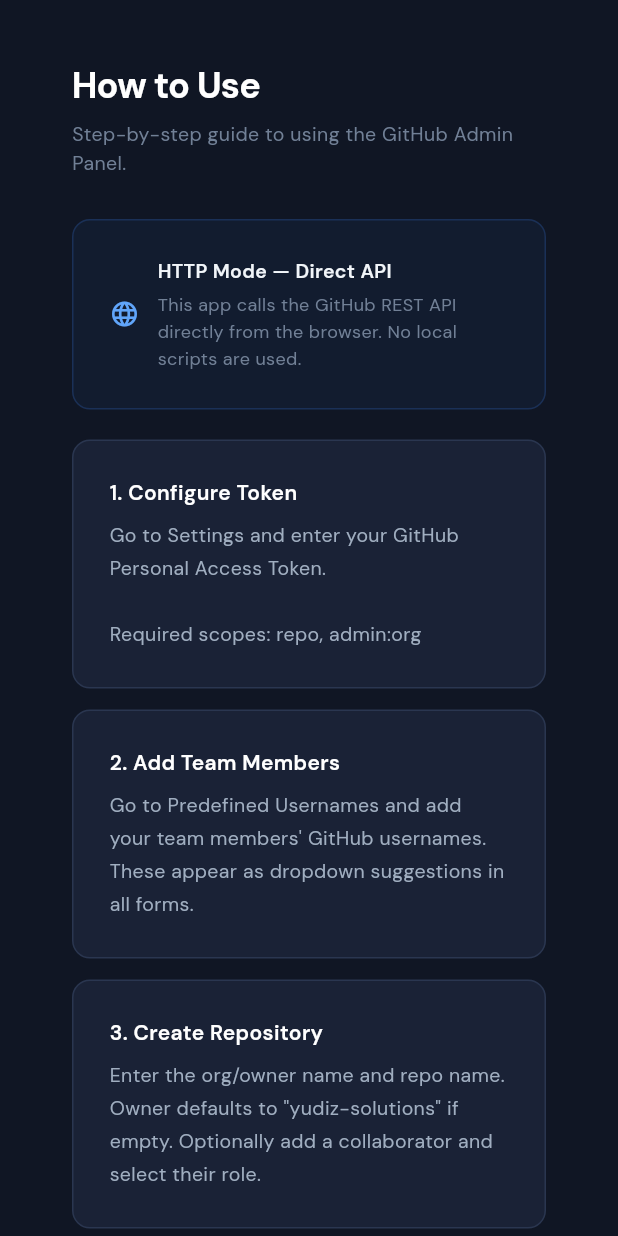
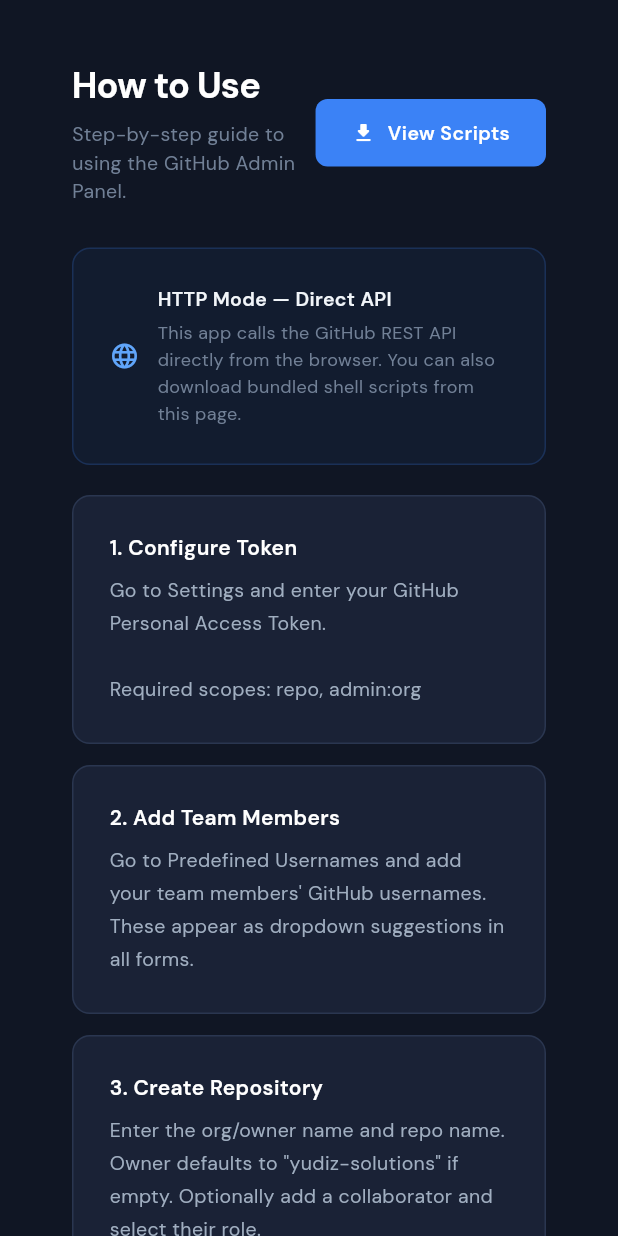
Before and after one commit to yudiz-solutions/devops_github, a Flutter app: the HelpPage widget shown alone on an empty page, opened directly, on a phone screen of 412 x 824 dp. Run offline on Flutter 3.47's test engine with Material 3 defaults, Android fonts, the phone set to English and light mode, and no system bars; our stand-ins replace google_fonts, shared_preferences; missing offline and left inert: dart:html; accounts and stored records are empty.

Commit message:
Download all bundled scripts from View Scripts

```diff
--- a/lib/pages/help_page.dart
+++ b/lib/pages/help_page.dart
@@ -1,22 +1,55 @@
 import 'package:flutter/material.dart';
 import 'package:google_fonts/google_fonts.dart';
+
 import '../constants.dart';
+import '../platform/script_downloader.dart' as script_downloader;
 import '../widgets/styled_widgets.dart';
 
 class HelpPage extends StatelessWidget {
   const HelpPage({super.key});
 
+  static const _scripts = [
+    'github_create_repo.sh',
+    'github_add_user_to_repo.sh',
+    'github_remove_user_from_org_repos.sh',
+    'github_promote_to_admin.sh',
+  ];
+
+  Future<void> _downloadScripts(BuildContext context) async {
+    var successCount = 0;
+    for (final script in _scripts) {
+      final ok = await script_downloader.downloadAssetScript(script);
+      if (ok) successCount++;
+    }
+
+    if (!context.mounted) return;
+
+    final message = successCount == _scripts.length
+        ? 'Downloaded all ${_scripts.length} scripts.'
+        : successCount > 0
+            ? 'Downloaded $successCount of ${_scripts.length} scripts.'
+            : 'Could not download scripts on this platform.';
+
+    ScaffoldMessenger.of(context).showSnackBar(SnackBar(content: Text(message)));
+  }
 
   @override
   Widget build(BuildContext context) {
     return SingleChildScrollView(
       padding: const EdgeInsets.symmetric(horizontal: 48, vertical: 40),
-      child: ConstrainedBox(constraints: const BoxConstraints(maxWidth: 820), child: Column(
+      child: ConstrainedBox(
+        constraints: const BoxConstraints(maxWidth: 820),
+        child: Column(
           crossAxisAlignment: CrossAxisAlignment.start,
           children: [
-          const PageHeader(
+            PageHeader(
               title: 'How to Use',
               subtitle: 'Step-by-step guide to using the GitHub Admin Panel.',
+              trailing: PrimaryButton(
+                label: 'View Scripts',
+                icon: Icons.download_rounded,
+                onPressed: () => _downloadScripts(context),
+              ),
             ),
 
             // Platform info
@@ -24,16 +57,24 @@
               backgroundColor: AppColors.primary.withOpacity(0.05),
               borderColor: AppColors.primary.withOpacity(0.2),
               child: Row(children: [
-              const Icon(Icons.language_rounded,
-                size: 20, color: AppColors.primaryLight),
+                const Icon(Icons.language_rounded, size: 20, color: AppColors.primaryLight),
                 const SizedBox(width: 12),
-              Expanded(child: Column(crossAxisAlignment: CrossAxisAlignment.start, children: [
-                const Text('HTTP Mode — Direct API',
-                  style: const TextStyle(color: AppColors.textPrimary, fontSize: 13, fontWeight: FontWeight.w600)),
+                Expanded(
+                  child: Column(
+                    crossAxisAlignment: CrossAxisAlignment.start,
+                    children: [
+                      const Text(
+                        'HTTP Mode — Direct API',
+                        style: TextStyle(color: AppColors.textPrimary, fontSize: 13, fontWeight: FontWeight.w600),
+                      ),
                       const SizedBox(height: 4),
-                const Text('This app calls the GitHub REST API directly from the browser. No local scripts are used.',
-                  style: const TextStyle(color: AppColors.textMuted, fontSize: 12, height: 1.5)),
-              ])),
+                      const Text(
+                        'This app calls the GitHub REST API directly from the browser. You can also download bundled shell scripts from this page.',
+                        style: TextStyle(color: AppColors.textMuted, fontSize: 12, height: 1.5),
+                      ),
+                    ],
+                  ),
+                ),
               ]),
             ),
 
@@ -43,7 +84,10 @@
             _section('4. Manage Repo Users', 'Enter org and repo, click "Check Repo" to verify. See all collaborators with role dropdowns. Change roles inline or add new collaborators.'),
             _section('5. Remove User from All Repos', 'Enter org and username. Iterates through every org repo. Use with caution on large orgs.'),
 
-          StyledCard(child: Column(crossAxisAlignment: CrossAxisAlignment.start, children: [
+            StyledCard(
+              child: Column(
+                crossAxisAlignment: CrossAxisAlignment.start,
+                children: [
                   const Text('Available Roles', style: TextStyle(fontSize: 15, fontWeight: FontWeight.w600, color: Colors.white)),
                   const SizedBox(height: 14),
                   _roleRow('Read (pull)', 'Can view and clone the repository'),
@@ -51,9 +95,14 @@
                   _roleRow('Write (push)', 'Can push to the repository'),
                   _roleRow('Maintain', 'Can manage without admin access'),
                   _roleRow('Admin', 'Full access to the repository'),
-          ])),
+                ],
+              ),
+            ),
 
-          StyledCard(child: Column(crossAxisAlignment: CrossAxisAlignment.start, children: [
+            StyledCard(
+              child: Column(
+                crossAxisAlignment: CrossAxisAlignment.start,
+                children: [
                   const Text('API Rate Limits', style: TextStyle(fontSize: 15, fontWeight: FontWeight.w600, color: Colors.white)),
                   const SizedBox(height: 14),
                   _rateRow('Unauthenticated', '60/hour'),
@@ -69,34 +118,44 @@
                       Text('API calls are free. When limits are hit, requests are blocked until reset.', style: TextStyle(color: AppColors.success, fontSize: 12)),
                     ]),
                   ),
-          ])),
                 ],
-      )),
+              ),
+            ),
+          ],
+        ),
+      ),
     );
   }
 
   Widget _section(String title, String content) => StyledCard(
         margin: const EdgeInsets.only(bottom: 14),
-    child: Column(crossAxisAlignment: CrossAxisAlignment.start, children: [
+        child: Column(
+          crossAxisAlignment: CrossAxisAlignment.start,
+          children: [
             Text(title, style: const TextStyle(fontSize: 14, fontWeight: FontWeight.w600, color: Colors.white)),
             const SizedBox(height: 8),
             Text(content, style: const TextStyle(color: AppColors.textSecondary, fontSize: 13, height: 1.7)),
-    ]),
+          ],
+        ),
       );
 
   Widget _roleRow(String role, String desc) => Padding(
         padding: const EdgeInsets.only(bottom: 8),
-    child: Row(children: [
+        child: Row(
+          children: [
             SizedBox(width: 130, child: Text(role, style: const TextStyle(color: AppColors.textPrimary, fontSize: 12, fontWeight: FontWeight.w500))),
             Expanded(child: Text(desc, style: const TextStyle(color: AppColors.textMuted, fontSize: 12))),
-    ]),
+          ],
+        ),
       );
 
   Widget _rateRow(String label, String limit) => Padding(
         padding: const EdgeInsets.only(bottom: 6),
-    child: Row(children: [
+        child: Row(
+          children: [
             SizedBox(width: 180, child: Text(label, style: const TextStyle(color: AppColors.textSecondary, fontSize: 12))),
             Text(limit, style: GoogleFonts.jetBrainsMono(fontSize: 12, color: AppColors.primaryLight)),
-    ]),
+          ],
+        ),
       );
 }
--- /dev/null
+++ b/lib/platform/script_downloader.dart
@@ -0,0 +1 @@
+export 'script_downloader_stub.dart' if (dart.library.html) 'script_downloader_web.dart';
--- /dev/null
+++ b/lib/platform/script_downloader_stub.dart
@@ -0,0 +1 @@
+Future<bool> downloadAssetScript(String scriptName) async => false;
--- a/pubspec.yaml
+++ b/pubspec.yaml
@@ -21,3 +21,5 @@
 
 flutter:
   uses-material-design: true
+  assets:
+    - scripts/
```
Also changed, not shown: lib/platform/script_downloader_web.dart (added, +25 -0 lines). Lines whose indentation alone changed are shown as unchanged.
